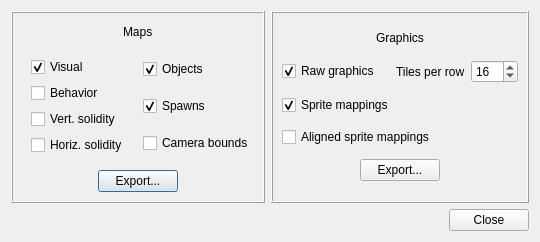
First picture: the form in libtales-qt/graphicsexportdialog.ui, repository suppertails66/tales, before the edit.
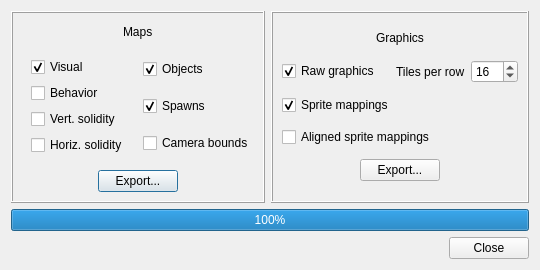
Second picture: the form after the edit.

Commit message: Add progress bar to resource export dialog

```diff
--- a/libtales-qt/graphicsexportdialog.ui
+++ b/libtales-qt/graphicsexportdialog.ui
@@ -351,6 +351,13 @@
      </item>
     </layout>
    </item>
+   <item>
+    <widget class="QProgressBar" name="progressBar">
+     <property name="value">
+      <number>100</number>
+     </property>
+    </widget>
+   </item>
    <item>
     <widget class="QDialogButtonBox" name="buttonBox">
      <property name="orientation">
```
The commit also changes 1 other file.
